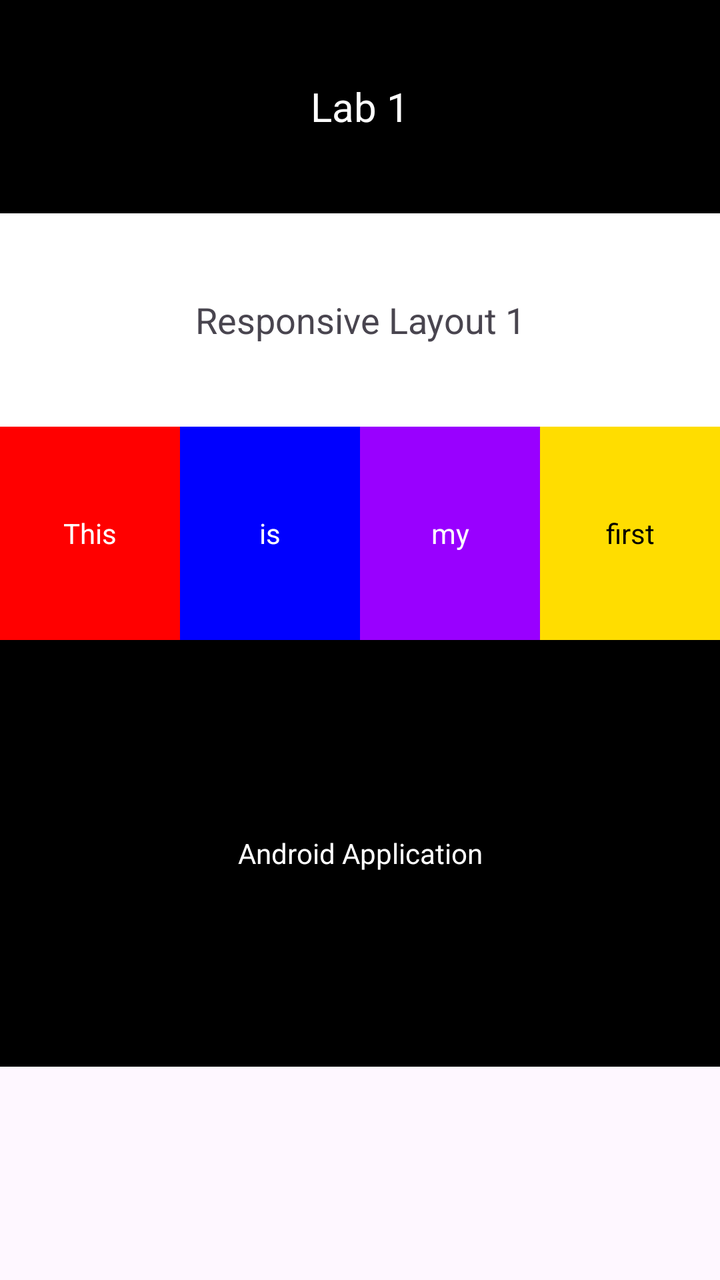
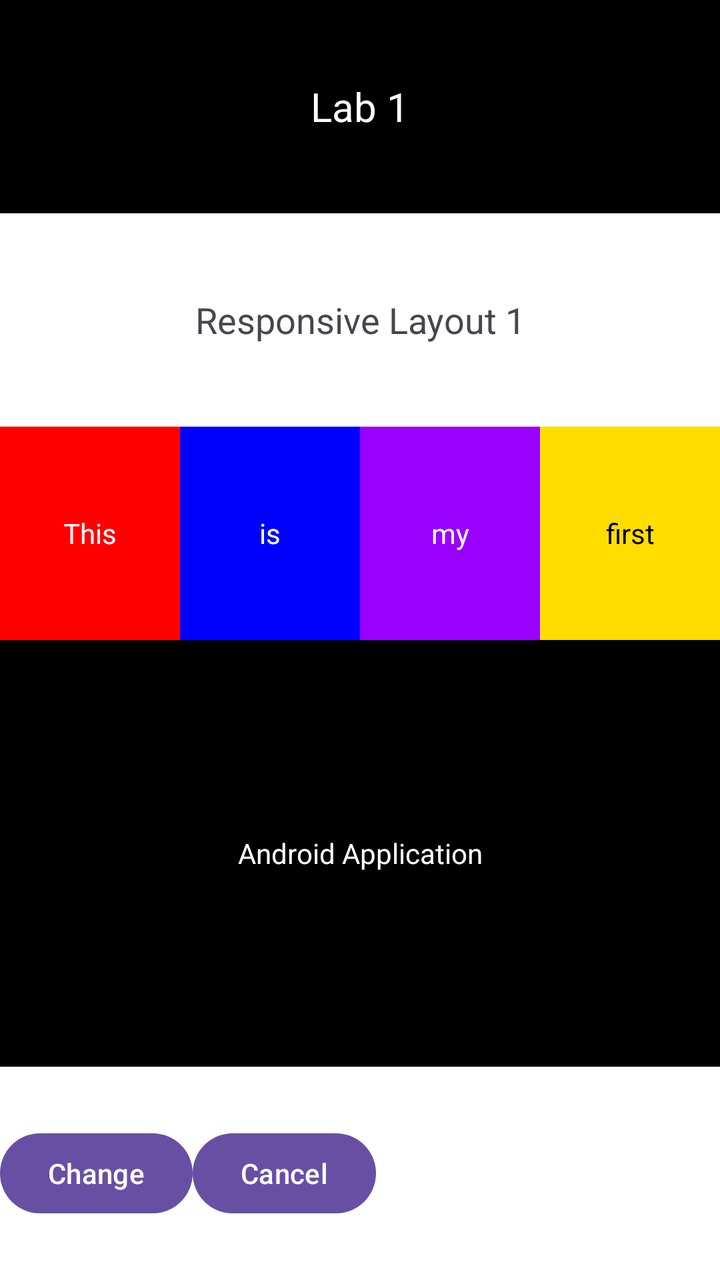

Compare the two renders of this Android layout. The source of the first and the diff that turns it into the second are given below.
<!-- AndroidManifest.xml: application theme Theme.Part1_LinearLayout -->
<!-- res/layout/activity_constraint.xml -->
<?xml version="1.0" encoding="utf-8"?>
<androidx.constraintlayout.widget.ConstraintLayout xmlns:android="http://schemas.android.com/apk/res/android"
    xmlns:app="http://schemas.android.com/apk/res-auto"
    xmlns:tools="http://schemas.android.com/tools"
    android:layout_width="match_parent"
    android:layout_height="match_parent"
    tools:context=".MainActivity">

    <TextView
        android:id="@+id/tv_lab1"
        android:layout_width="match_parent"
        android:layout_height="0dp"
        android:background="#000000"
        android:gravity="center"
        android:text="Lab 1"
        android:textColor="#ffffff"
        android:textSize="20sp"
        android:padding="24dp"
        app:layout_constraintHeight_percent="0.1667"
        app:layout_constraintTop_toTopOf="parent"/>

    <TextView
        android:id="@+id/tv_responsive"
        android:layout_width="match_parent"
        android:layout_height="0dp"
        android:background="#ffffff"
        android:gravity="center"
        android:text="Responsive Layout 1"
        android:textSize="18sp"
        android:padding="24dp"
        app:layout_constraintHeight_percent="0.1667"
        app:layout_constraintTop_toBottomOf="@id/tv_lab1"/>

    <TextView
        android:id="@+id/tv_this"
        android:layout_width="0dp"
        android:layout_height="0dp"
        android:background="#ff0000"
        android:gravity="center"
        android:text="This"
        android:textColor="#ffffff"
        android:padding="20dp"
        app:layout_constraintHeight_percent="0.1667"
        app:layout_constraintTop_toBottomOf="@id/tv_responsive"
        app:layout_constraintStart_toStartOf="parent"
        app:layout_constraintEnd_toStartOf="@id/tv_is"/>

    <TextView
        android:id="@+id/tv_is"
        android:layout_width="0dp"
        android:layout_height="0dp"
        android:background="#0000ff"
        android:gravity="center"
        android:text="is"
        android:textColor="#ffffff"
        app:layout_constraintHeight_percent="0.1667"
        app:layout_constraintTop_toBottomOf="@id/tv_responsive"
        app:layout_constraintStart_toEndOf="@id/tv_this"
        app:layout_constraintEnd_toStartOf="@id/tv_my"/>

    <TextView
        android:id="@+id/tv_my"
        android:layout_width="0dp"
        android:layout_height="0dp"
        android:background="#9900ff"
        android:gravity="center"
        android:text="my"
        android:textColor="#ffffff"
        app:layout_constraintHeight_percent="0.1667"
        app:layout_constraintTop_toBottomOf="@id/tv_responsive"
        app:layout_constraintStart_toEndOf="@id/tv_is"
        app:layout_constraintEnd_toStartOf="@id/tv_first"/>

    <TextView
        android:id="@+id/tv_first"
        android:layout_width="0dp"
        android:layout_height="0dp"
        android:background="#ffdd00"
        android:gravity="center"
        android:text="first"
        android:textColor="#000000"
        app:layout_constraintHeight_percent="0.1667"
        app:layout_constraintTop_toBottomOf="@id/tv_responsive"
        app:layout_constraintStart_toEndOf="@id/tv_my"
        app:layout_constraintEnd_toEndOf="parent"/>

    <TextView
        android:id="@+id/tv_black_text"
        android:layout_width="match_parent"
        android:layout_height="0dp"
        android:background="#000000"
        android:gravity="center"
        android:text="Android Application"
        android:textColor="#ffffff"
        app:layout_constraintHeight_percent="0.3333"
        app:layout_constraintTop_toBottomOf="@id/tv_first"/>


</androidx.constraintlayout.widget.ConstraintLayout>
<!-- resources referenced by this layout -->
<resources>
  <style name="Theme.Part1_LinearLayout" parent="Base.Theme.Part1_LinearLayout" />
  <style name="Base.Theme.Part1_LinearLayout" parent="Theme.Material3.DayNight.NoActionBar">
          
          
      </style>
</resources>

<!-- the commit's change to res/layout/activity_constraint.xml (unified diff, before → after) -->
@@ -95,5 +95,33 @@
         app:layout_constraintHeight_percent="0.3333"
         app:layout_constraintTop_toBottomOf="@id/tv_first"/>
 
+    <androidx.constraintlayout.widget.ConstraintLayout
+        android:id="@+id/bottom_container"
+        android:layout_width="match_parent"
+        android:layout_height="0dp"
+        android:background="#ffffff"
+        app:layout_constraintHeight_percent="0.1667"
+        app:layout_constraintTop_toBottomOf="@id/tv_black_text">
+
+        <Button
+            android:id="@+id/btn_change"
+            android:layout_width="wrap_content"
+            android:layout_height="wrap_content"
+            android:text="Change"
+            app:layout_constraintTop_toTopOf="parent"
+            app:layout_constraintBottom_toBottomOf="parent"
+            app:layout_constraintEnd_toStartOf="@id/btn_cancel"/>
+
+        <Button
+            android:id="@+id/btn_cancel"
+            android:layout_width="wrap_content"
+            android:layout_height="wrap_content"
+            android:text="Cancel"
+            app:layout_constraintTop_toTopOf="parent"
+            app:layout_constraintBottom_toBottomOf="parent"
+            app:layout_constraintStart_toEndOf="@id/btn_change"/>
+    </androidx.constraintlayout.widget.ConstraintLayout>
+
+
 
 </androidx.constraintlayout.widget.ConstraintLayout>
